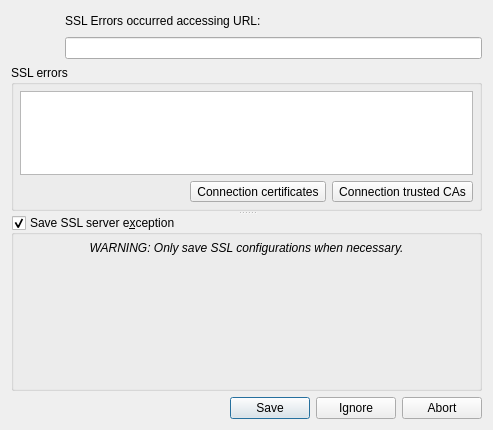
First picture: the form in src/ui/auth/qgsauthsslerrorsdialog.ui, repository qgis/QGIS, before the edit.
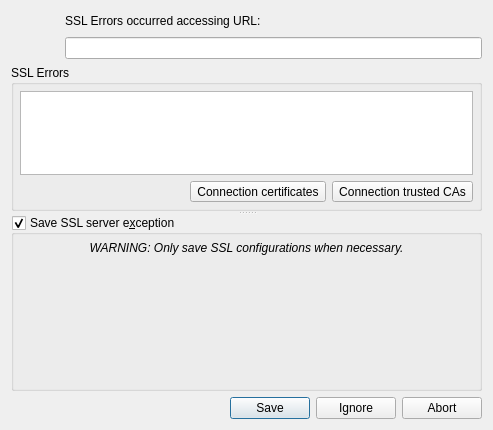
Second picture: the form after the edit. Icons and pictures are not drawn. Custom widgets are drawn as their Qt base class.

Diff of the .ui file:
```diff
--- a/src/ui/auth/qgsauthsslerrorsdialog.ui
+++ b/src/ui/auth/qgsauthsslerrorsdialog.ui
@@ -86,7 +86,7 @@
        </sizepolicy>
       </property>
       <property name="title">
-       <string>SSL errors</string>
+       <string>SSL Errors</string>
       </property>
       <layout class="QVBoxLayout" name="verticalLayout_3">
        <property name="spacing">
```
